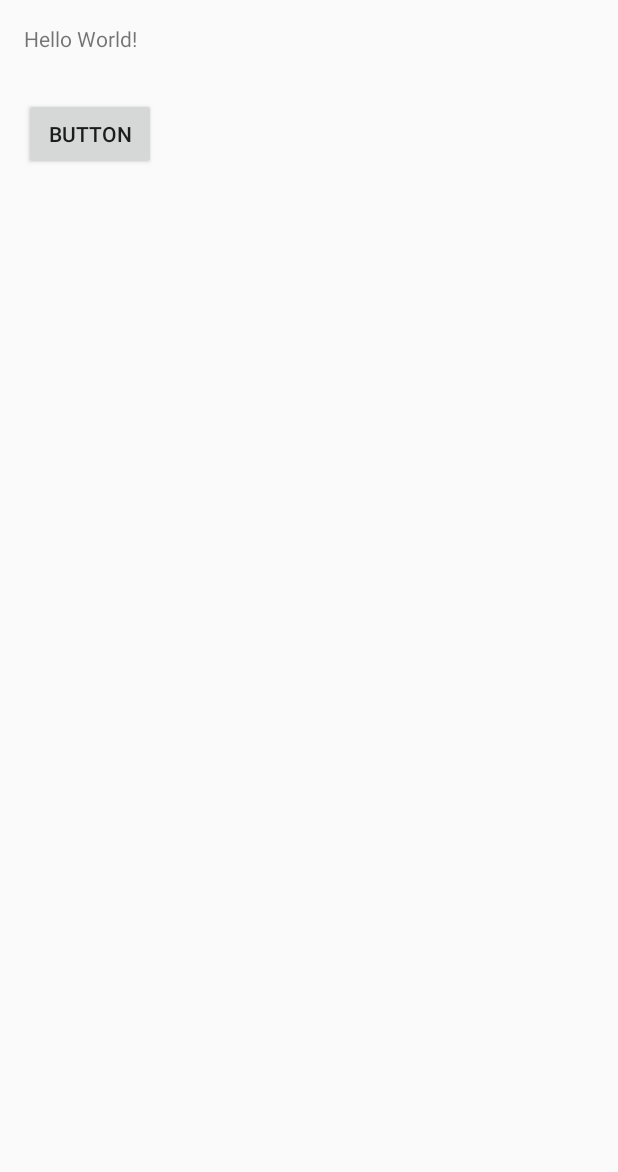
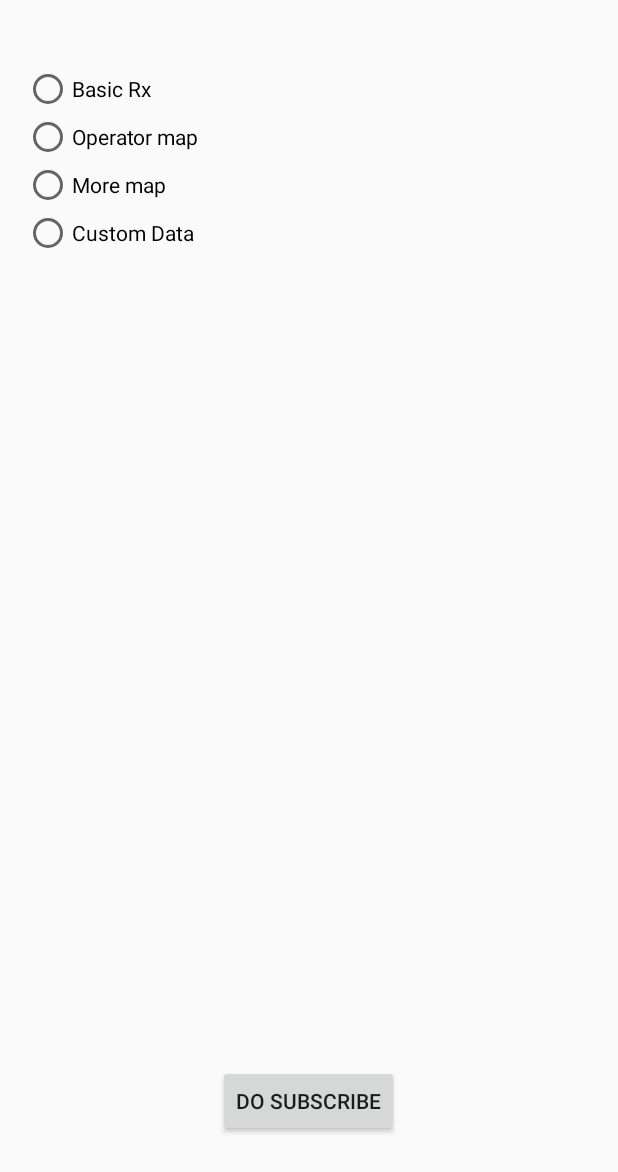
Before and after one commit to firman123/SampleAndroidRX, an Android app: the layout activity_main.xml on its own in the app's theme, with its tools: preview values and no code run, on a phone screen of 412 x 824 dp. Shown: the top 1172 px of the screen. Run offline under Robolectric (Android 15) with nearby library versions, the phone set to English and light mode, and no system bars.

```diff
--- a/app/src/main/res/layout/activity_main.xml
+++ b/app/src/main/res/layout/activity_main.xml
@@ -9,20 +9,57 @@
     android:paddingRight="@dimen/activity_horizontal_margin"
     android:paddingTop="@dimen/activity_vertical_margin"
     tools:context="com.ihtiyar.reactiveapp.MainActivity">
+    <LinearLayout
+        android:id="@+id/linearLayout"
+        android:layout_width="match_parent"
+        android:layout_height="wrap_content"
+        android:orientation="vertical">
 
-    <TextView
+        <TextView
+            android:id="@+id/tMain"
+            android:layout_width="wrap_content"
+            android:layout_height="wrap_content"
+            android:textSize="20sp" />
+
+        <RadioGroup
+            android:id="@+id/radio_active"
+            android:layout_width="match_parent"
+            android:layout_height="match_parent">
+
+            <RadioButton
+                android:id="@+id/radio_basic"
+                android:layout_width="wrap_content"
+                android:layout_height="wrap_content"
+                android:text="Basic Rx" />
+
+            <RadioButton
+                android:id="@+id/radio_map"
+                android:layout_width="wrap_content"
+                android:layout_height="wrap_content"
+                android:text="Operator map" />
+
+            <RadioButton
+                android:id="@+id/radio_more_map"
+                android:layout_width="wrap_content"
+                android:layout_height="wrap_content"
+                android:text="More map" />
+
+            <RadioButton
+                android:id="@+id/custom_data"
+                android:layout_width="wrap_content"
+                android:layout_height="wrap_content"
+                android:text="Custom Data" />
+        </RadioGroup>
+
+    </LinearLayout>
+
+
+    <Button
+        android:id="@+id/btn_do_subscribe"
         android:layout_width="wrap_content"
         android:layout_height="wrap_content"
-        android:text="Hello World!"
-        android:id="@+id/textView" />
-
-    <Button
-        android:text="Button"
-        android:layout_width="wrap_content"
-        android:layout_height="wrap_content"
-        android:id="@+id/button"
-        android:layout_below="@+id/textView"
-        android:layout_alignParentLeft="true"
-        android:layout_alignParentStart="true"
-        android:layout_marginTop="30dp" />
+        android:layout_alignParentBottom="true"
+        android:layout_centerHorizontal="true"
+        android:layout_marginBottom="50dp"
+        android:text="Do Subscribe" />
 </RelativeLayout>
```
Also changed, not shown: app/src/main/java/com/ihtiyar/reactiveapp/MainActivity.java (+108 -11 lines).
